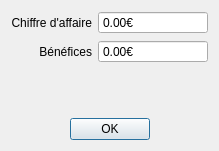
First picture: the form in qlot/statdialog.ui, repository Harenome/qlot, before the edit.
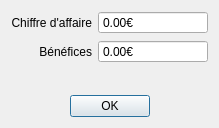
Second picture: the form after the edit. Icons and pictures are not drawn.

Commit message: vente, boutons

```diff
--- a/qlot/statdialog.ui
+++ b/qlot/statdialog.ui
@@ -10,7 +10,7 @@
     <x>0</x>
     <y>0</y>
     <width>219</width>
-    <height>151</height>
+    <height>128</height>
    </rect>
   </property>
   <property name="sizePolicy">
```
The commit also changes 2 other files.
